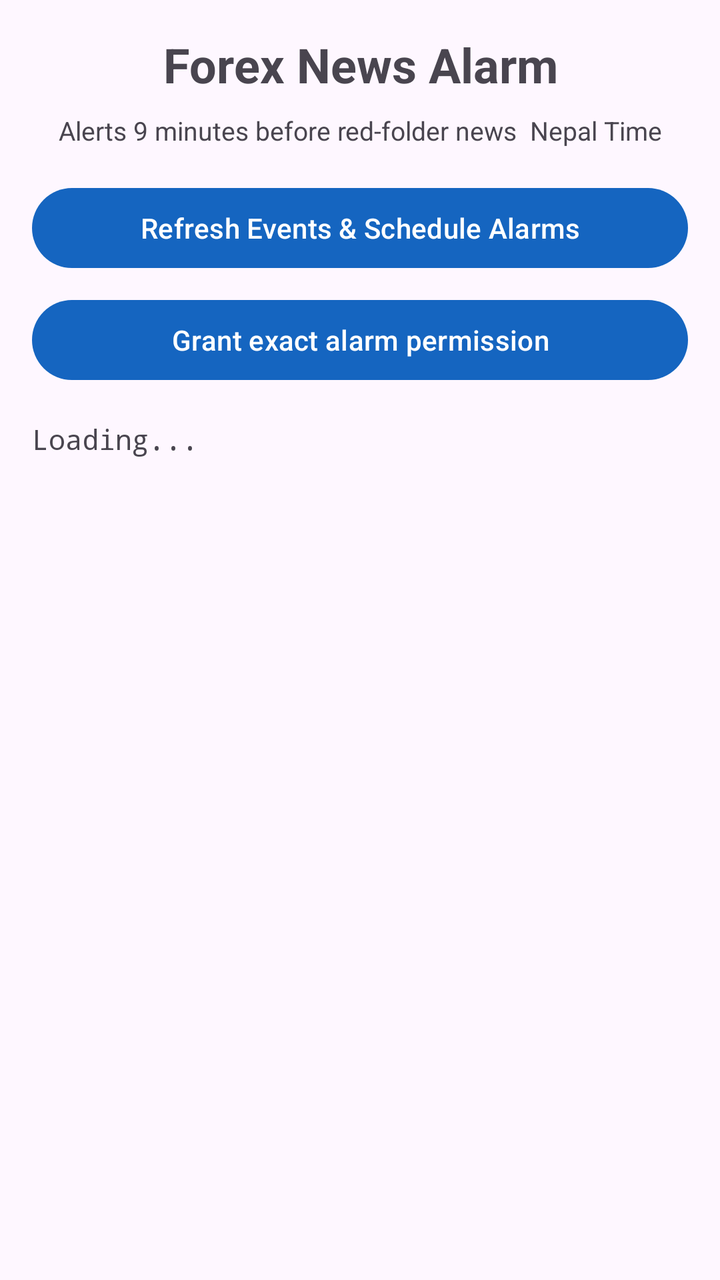
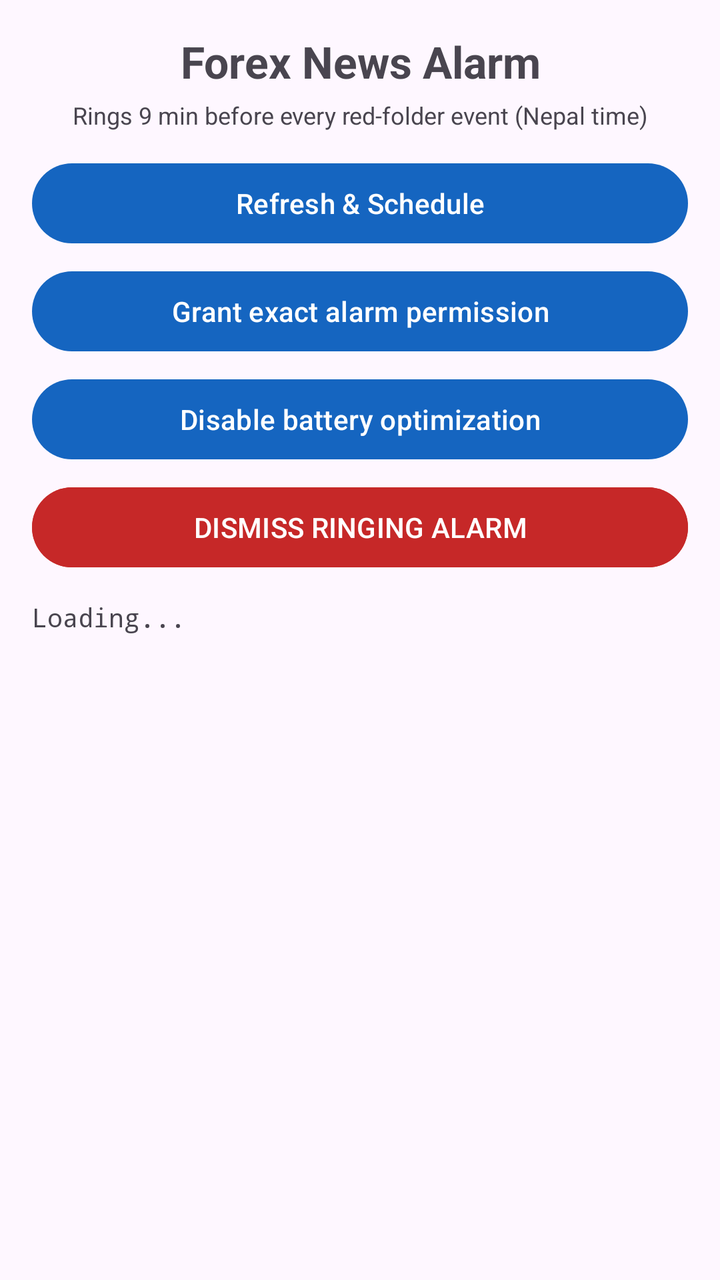

Before-and-after screenshots of an Android layout around one commit, followed by the original layout XML and the change that was made.
<!-- AndroidManifest.xml: application theme Theme.ForexNewsAlarm -->
<!-- res/layout/activity_main.xml -->
<?xml version="1.0" encoding="utf-8"?>
<LinearLayout xmlns:android="http://schemas.android.com/apk/res/android"
    android:layout_width="match_parent"
    android:layout_height="match_parent"
    android:orientation="vertical"
    android:padding="16dp">

    <TextView
        android:id="@+id/titleText"
        android:layout_width="match_parent"
        android:layout_height="wrap_content"
        android:text="Forex News Alarm"
        android:textSize="24sp"
        android:textStyle="bold"
        android:gravity="center"
        android:paddingBottom="8dp" />

    <TextView
        android:id="@+id/subtitleText"
        android:layout_width="match_parent"
        android:layout_height="wrap_content"
        android:text="Alerts 9 minutes before red-folder news  Nepal Time"
        android:textSize="13sp"
        android:gravity="center"
        android:paddingBottom="16dp" />

    <Button
        android:id="@+id/refreshButton"
        android:layout_width="match_parent"
        android:layout_height="wrap_content"
        android:text="Refresh Events &amp; Schedule Alarms" />

    <Button
        android:id="@+id/permissionButton"
        android:layout_width="match_parent"
        android:layout_height="wrap_content"
        android:text="Grant exact alarm permission"
        android:layout_marginTop="8dp" />

    <ScrollView
        android:layout_width="match_parent"
        android:layout_height="0dp"
        android:layout_weight="1"
        android:layout_marginTop="16dp">

        <TextView
            android:id="@+id/statusText"
            android:layout_width="match_parent"
            android:layout_height="wrap_content"
            android:text="Loading..."
            android:textSize="14sp"
            android:fontFamily="monospace" />
    </ScrollView>

</LinearLayout>
<!-- resources referenced by this layout -->
<resources>
  <style name="Theme.ForexNewsAlarm" parent="Theme.Material3.DayNight.NoActionBar">
          <item name="colorPrimary">#1565C0</item>
          <item name="colorOnPrimary">#FFFFFF</item>
      </style>
</resources>

<!-- the commit's change to res/layout/activity_main.xml (unified diff, before → after) -->
@@ -6,49 +6,63 @@
     android:padding="16dp">
 
     <TextView
-        android:id="@+id/titleText"
         android:layout_width="match_parent"
         android:layout_height="wrap_content"
         android:text="Forex News Alarm"
-        android:textSize="24sp"
+        android:textSize="22sp"
         android:textStyle="bold"
         android:gravity="center"
-        android:paddingBottom="8dp" />
+        android:paddingBottom="4dp" />
 
     <TextView
-        android:id="@+id/subtitleText"
         android:layout_width="match_parent"
         android:layout_height="wrap_content"
-        android:text="Alerts 9 minutes before red-folder news  Nepal Time"
-        android:textSize="13sp"
+        android:text="Rings 9 min before every red-folder event (Nepal time)"
+        android:textSize="12sp"
         android:gravity="center"
-        android:paddingBottom="16dp" />
+        android:paddingBottom="12dp" />
 
     <Button
         android:id="@+id/refreshButton"
         android:layout_width="match_parent"
         android:layout_height="wrap_content"
-        android:text="Refresh Events &amp; Schedule Alarms" />
+        android:text="Refresh &amp; Schedule" />
 
     <Button
         android:id="@+id/permissionButton"
         android:layout_width="match_parent"
         android:layout_height="wrap_content"
-        android:text="Grant exact alarm permission"
-        android:layout_marginTop="8dp" />
+        android:layout_marginTop="6dp"
+        android:text="Grant exact alarm permission" />
+
+    <Button
+        android:id="@+id/batteryButton"
+        android:layout_width="match_parent"
+        android:layout_height="wrap_content"
+        android:layout_marginTop="6dp"
+        android:text="Disable battery optimization" />
+
+    <Button
+        android:id="@+id/dismissButton"
+        android:layout_width="match_parent"
+        android:layout_height="wrap_content"
+        android:layout_marginTop="6dp"
+        android:backgroundTint="#C62828"
+        android:textColor="#FFFFFF"
+        android:text="DISMISS RINGING ALARM" />
 
     <ScrollView
         android:layout_width="match_parent"
         android:layout_height="0dp"
         android:layout_weight="1"
-        android:layout_marginTop="16dp">
+        android:layout_marginTop="12dp">
 
         <TextView
             android:id="@+id/statusText"
             android:layout_width="match_parent"
             android:layout_height="wrap_content"
             android:text="Loading..."
-            android:textSize="14sp"
+            android:textSize="13sp"
             android:fontFamily="monospace" />
     </ScrollView>
 
